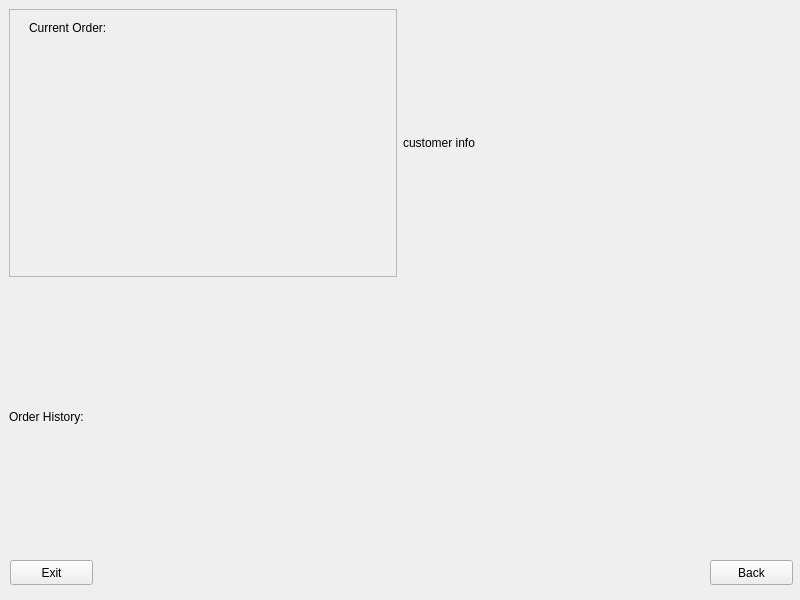
Old version of the form mainwindow.ui in the repository justinburrill/comp3004_d1.
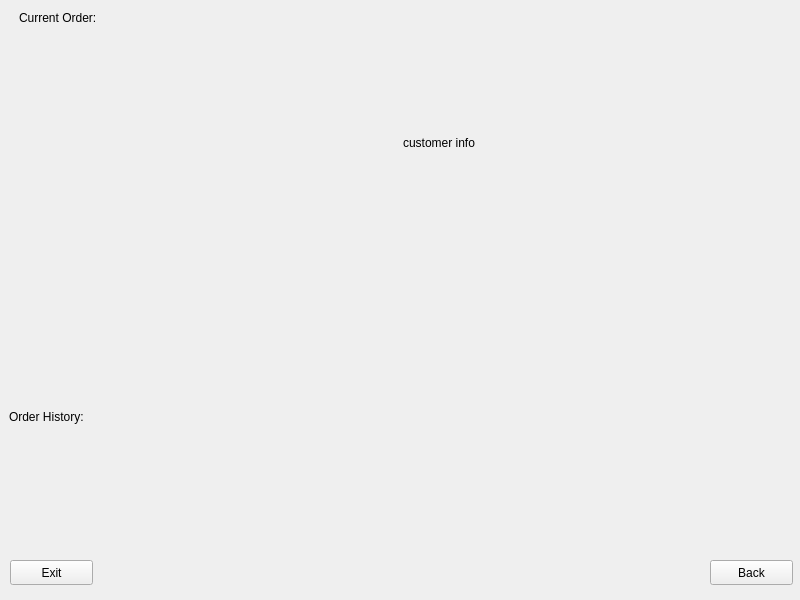
New version of the form. The open tabs and pages were chosen to show the change.

What changed in the file:
```diff
--- a/mainwindow.ui
+++ b/mainwindow.ui
@@ -105,36 +105,30 @@
         <layout class="QHBoxLayout" name="upper_area">
          <item>
           <widget class="QFrame" name="current_order_frame">
-           <property name="frameShape">
-            <enum>QFrame::StyledPanel</enum>
-           </property>
-           <property name="frameShadow">
-            <enum>QFrame::Raised</enum>
-           </property>
-           <widget class="QLabel" name="current_order_label">
-            <property name="geometry">
-             <rect>
-              <x>20</x>
-              <y>10</y>
-              <width>111</width>
-              <height>17</height>
-             </rect>
-            </property>
-            <property name="text">
-             <string>Current Order:</string>
-            </property>
-           </widget>
-           <widget class="QWidget" name="verticalLayoutWidget_3">
+           <widget class="QWidget" name="verticalLayoutWidget">
             <property name="geometry">
              <rect>
               <x>9</x>
-              <y>29</y>
+              <y>19</y>
               <width>371</width>
-              <height>231</height>
+              <height>241</height>
              </rect>
             </property>
             <layout class="QVBoxLayout" name="current_order_contents"/>
            </widget>
+           <widget class="QLabel" name="label">
+            <property name="geometry">
+             <rect>
+              <x>10</x>
+              <y>0</y>
+              <width>121</width>
+              <height>17</height>
+             </rect>
+            </property>
+            <property name="text">
+             <string>Current Order:</string>
+            </property>
+           </widget>
           </widget>
          </item>
          <item>
```
